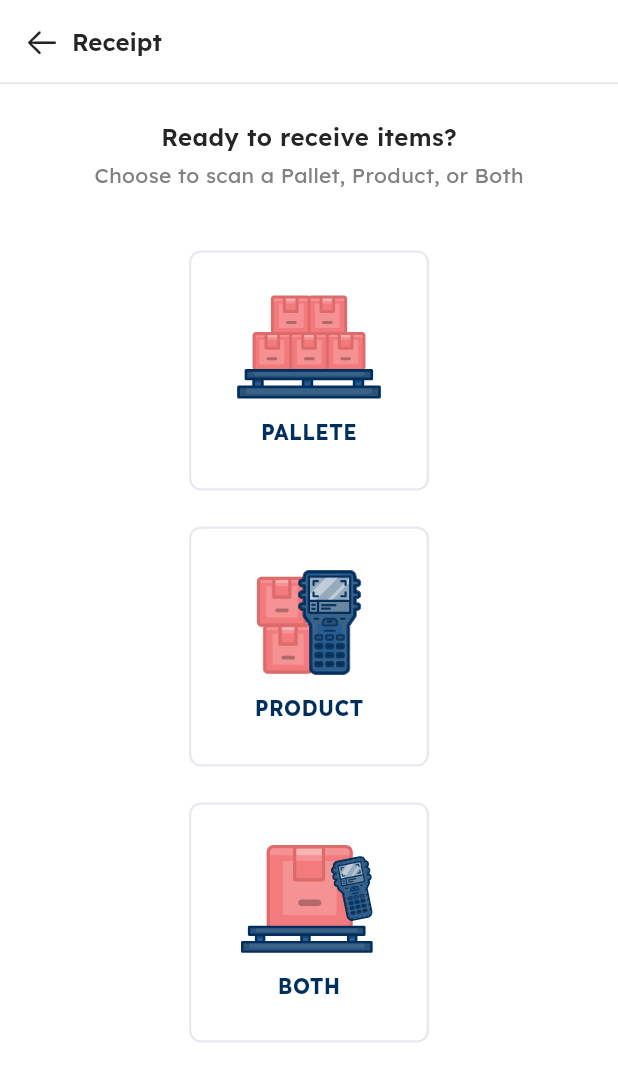
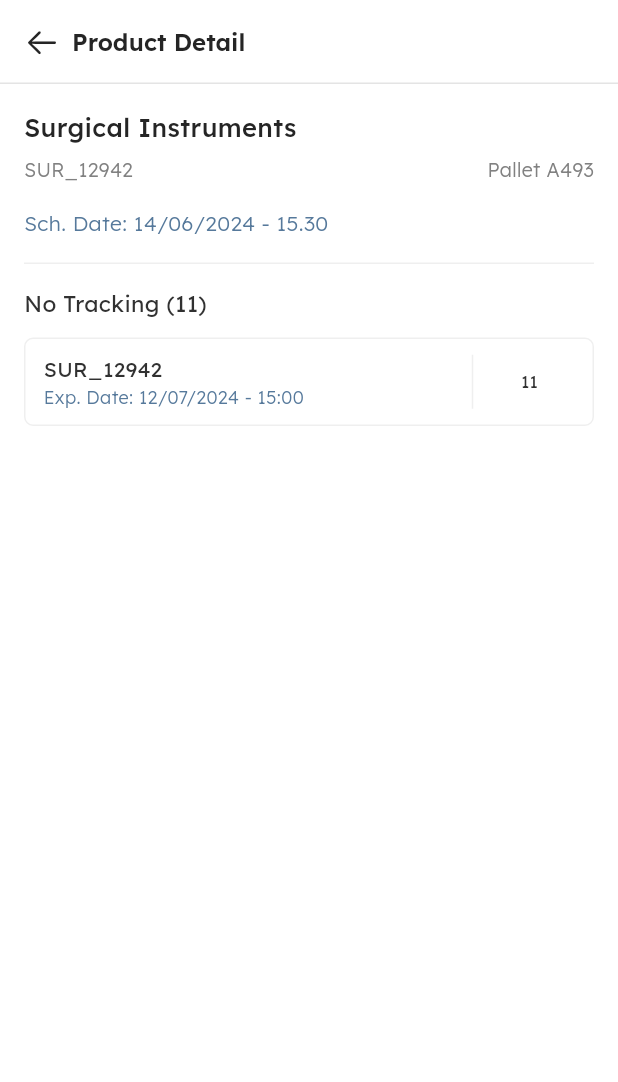
Before and after one commit to teguhw-scaleocean/inventory_3, a Flutter app: the screen it shows after launch, on a phone screen of 412 x 824 dp. Shown: the top 1082 px of the screen. Run offline on Flutter 3.47's test engine with Material 3 defaults, Android fonts, the light colour scheme and no system bars; our stand-ins replace device_preview, flutter_screenutil, flutter_svg.

Commit message:
receipt-product-detail

```diff
--- a/lib/app/main_app.dart
+++ b/lib/app/main_app.dart
@@ -7,6 +7,7 @@ import 'package:inventory_v3/presentation/receipt/screens/receipt_screen.dart';
 import '../common/theme/color/color_name.dart';
 import '../common/theme/color/colors.dart';
 import '../presentation/onboarding/screens/onboarding_screen.dart';
+import '../presentation/receipt/screens/receipt_product_detail.dart';
 
 class MainApp extends StatelessWidget {
   const MainApp({super.key});
@@ -27,7 +28,7 @@ class MainApp extends StatelessWidget {
         PointerDeviceKind.touch,
         PointerDeviceKind.mouse,
       }),
-      home: ReceiptScreen(),
+      home: const ReceiptProductDetailScreen(),
     );
   }
 
--- /dev/null
+++ b/lib/common/components/custom_divider.dart
@@ -0,0 +1,20 @@
+import 'package:flutter/material.dart';
+
+import '../theme/color/color_name.dart';
+
+class CustomDivider extends StatelessWidget {
+  final double? height;
+  final double? thickness;
+  final Color? color;
+
+  const CustomDivider({super.key, this.height, this.thickness, this.color});
+
+  @override
+  Widget build(BuildContext context) {
+    return Divider(
+      height: height ?? 1.0,
+      thickness: thickness ?? 1.0,
+      color: color ?? ColorName.grey9Color,
+    );
+  }
+}
--- a/lib/common/theme/color/color_name.dart
+++ b/lib/common/theme/color/color_name.dart
@@ -17,10 +17,12 @@ class ColorName {
   static const Color grey6Color = Color(0xFFE6EAEF);
   static const Color grey7Color = Color(0xFFD9D9D9);
   static const Color grey8Color = Color(0xFFF5F5F5);
+  static const Color grey9Color = Color(0xFFEFEFEF);
   static const Color borderColor = Color(0xFFE9E9E9);
   static const Color redColor = Color(0xFFE81A0C);
   static const Color badgeRedColor = Color(0xFFEE4345);
   static const Color readyColor = Color(0xFF1798EE);
   static const Color waitingColor = Color(0xFFFF8A14);
   static const Color lateColor = Color(0xFFEE4345);
+  static const Color dateTimeColor = Color(0xFF56799B);
 }
--- a/lib/common/theme/text/base_text.dart
+++ b/lib/common/theme/text/base_text.dart
@@ -45,6 +45,10 @@ class BaseText {
     color: ColorName.grey2Color,
   );
 
+  static TextStyle baseTextStyle = const TextStyle(
+    fontFamily: "Lexend",
+  );
+
   // Main Text
   static TextStyle mainText12 = mainTextStyle.copyWith(fontSize: 12);
   static TextStyle mainText13 = mainTextStyle.copyWith(fontSize: 13);
@@ -64,9 +68,12 @@ class BaseText {
   static TextStyle grey2Text10 = grey2TextStyle.copyWith(fontSize: 10);
   static TextStyle grey2Text14 = grey2TextStyle.copyWith(fontSize: 14);
 
+  static TextStyle blackText11 = blackTextStyle.copyWith(fontSize: 11);
   static TextStyle blackText12 = blackTextStyle.copyWith(fontSize: 12);
   static TextStyle blackText14 = blackTextStyle.copyWith(fontSize: 14);
+  static TextStyle blackText15 = blackTextStyle.copyWith(fontSize: 15);
   static TextStyle blackText16 = black2TextStyle.copyWith(fontSize: 16);
+  static TextStyle blackText17 = black2TextStyle.copyWith(fontSize: 17);
 
   static TextStyle whiteText12 = whiteTextStyle.copyWith(fontSize: 12);
   static TextStyle whiteText14 = whiteTextStyle.copyWith(fontSize: 14);
--- /dev/null
+++ b/lib/presentation/receipt/screens/receipt_product_detail.dart
@@ -0,0 +1,121 @@
+import 'package:flutter/material.dart';
+import 'package:inventory_v3/common/components/custom_app_bar.dart';
+import 'package:inventory_v3/common/extensions/empty_space_extension.dart';
+
+import '../../../common/components/custom_divider.dart';
+import '../../../common/theme/color/color_name.dart';
+import '../../../common/theme/text/base_text.dart';
+
+class ReceiptProductDetailScreen extends StatefulWidget {
+  const ReceiptProductDetailScreen({super.key});
+
+  @override
+  State<ReceiptProductDetailScreen> createState() =>
+      _ReceiptProductDetailScreenState();
+}
+
+class _ReceiptProductDetailScreenState
+    extends State<ReceiptProductDetailScreen> {
+  @override
+  Widget build(BuildContext context) {
+    return SafeArea(
+      child: Scaffold(
+          appBar: const CustomAppBar(title: "Product Detail"),
+          body: Padding(
+            padding: const EdgeInsets.all(16.0),
+            child: Column(
+              crossAxisAlignment: CrossAxisAlignment.start,
+              children: [
+                Text(
+                  "Surgical Instruments",
+                  style: BaseText.blackText17
+                      .copyWith(fontWeight: BaseText.medium),
+                ),
+                8.height,
+                Row(
+                  mainAxisAlignment: MainAxisAlignment.spaceBetween,
+                  children: [
+                    Text("SUR_12942",
+                        style: BaseText.grey1Text13
+                            .copyWith(fontWeight: BaseText.light)),
+                    Text("Pallet A493",
+                        style: BaseText.grey1Text13
+                            .copyWith(fontWeight: BaseText.light)),
+                  ],
+                ),
+                16.height,
+                Text(
+                  "Sch. Date: 14/06/2024 - 15.30",
+                  style: BaseText.baseTextStyle.copyWith(
+                    fontWeight: BaseText.light,
+                    fontSize: 14,
+                    color: ColorName.dateTimeColor,
+                  ),
+                ),
+                16.height,
+                const CustomDivider(),
+                16.height,
+                Flexible(
+                    child:
+                        Text("No Tracking (11)", style: BaseText.blackText15)),
+                12.height,
+                Container(
+                  padding:
+                      const EdgeInsets.symmetric(horizontal: 12, vertical: 10),
+                  decoration: BoxDecoration(
+                    borderRadius: BorderRadius.circular(6),
+                    border: Border.all(
+                      color: ColorName.grey9Color,
+                    ),
+                  ),
+                  child: Row(
+                    mainAxisAlignment: MainAxisAlignment.spaceBetween,
+                    children: [
+                      Column(
+                        crossAxisAlignment: CrossAxisAlignment.start,
+                        children: [
+                          Text(
+                            "SUR_12942",
+                            style: BaseText.blackText14,
+                          ),
+                          Text(
+                            "Exp. Date: 12/07/2024 - 15:00",
+                            style: BaseText.baseTextStyle.copyWith(
+                              color: ColorName.dateTimeColor,
+                              fontSize: 12,
+                              fontWeight: BaseText.light,
+                            ),
+                          )
+                        ],
+                      ),
+                      IntrinsicHeight(
+                        child: Row(
+                          children: [
+                            const Padding(
+                              padding: EdgeInsets.symmetric(vertical: 0),
+                              child: VerticalDivider(
+                                color: ColorName.grey9Color,
+                                thickness: 1.0,
+                              ),
+                            ),
+                            SizedBox(
+                              height: 36,
+                              width: 60,
+                              child: Center(
+                                child: Text("11",
+                                    textAlign: TextAlign.center,
+                                    style: BaseText.blackText11),
+                              ),
+                            ),
+                          ],
+                        ),
+                      )
+                    ],
+                  ),
+                )
+              ],
+            ),
+          )),
+    );
+  }
+}
```
